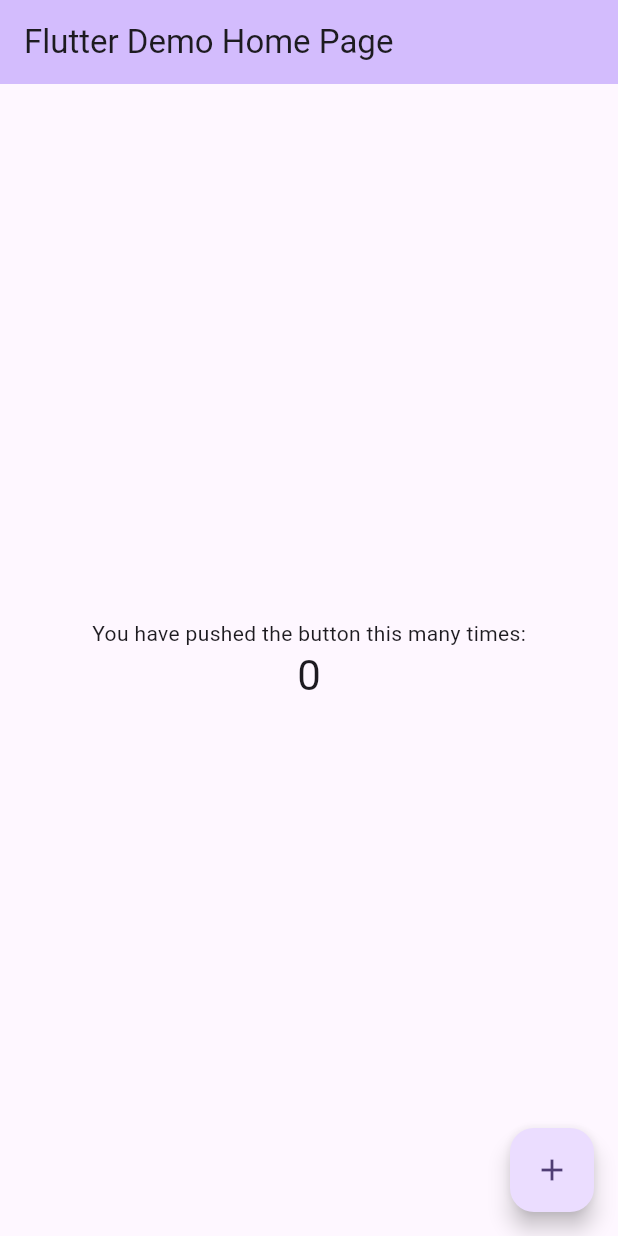
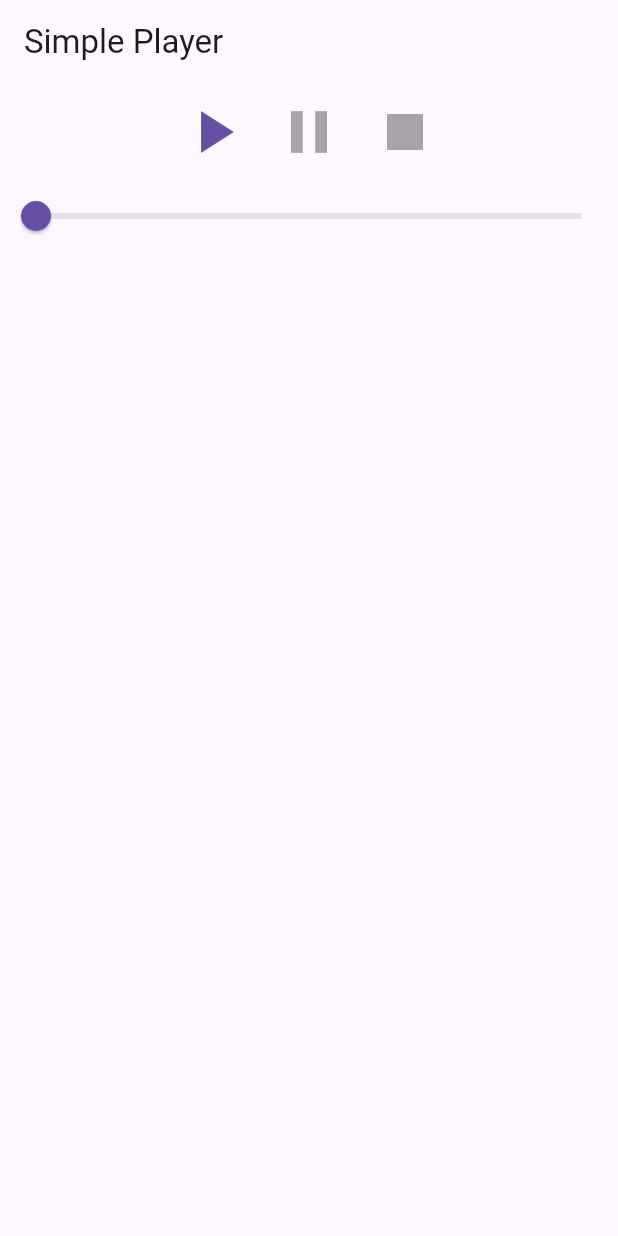
Before and after one commit to ahmedtaju/xylophone-flutter, a Flutter app: the screen it shows after launch, on a phone screen of 412 x 824 dp. Run offline on Flutter 3.47's test engine with Material 3 defaults, Android fonts, the light colour scheme and no system bars; our stand-ins replace audioplayers.

Commit message:
update main.dart

```diff
--- a/lib/main.dart
+++ b/lib/main.dart
@@ -1,125 +1,232 @@
+import 'dart:async';
+
+import 'package:audioplayers/audioplayers.dart';
 import 'package:flutter/material.dart';
 
 void main() {
-  runApp(const MyApp());
+  runApp(const MaterialApp(home: _SimpleExampleApp()));
 }
 
-class MyApp extends StatelessWidget {
-  const MyApp({super.key});
+class _SimpleExampleApp extends StatefulWidget {
+  const _SimpleExampleApp();
 
-  // This widget is the root of your application.
+  @override
+  _SimpleExampleAppState createState() => _SimpleExampleAppState();
+}
+
+class _SimpleExampleAppState extends State<_SimpleExampleApp> {
+  late AudioPlayer player = AudioPlayer();
+
+  @override
+  void initState() {
+    super.initState();
+
+    // Create the audio player.
+    player = AudioPlayer();
+
+    // Set the release mode to keep the source after playback has completed.
+    player.setReleaseMode(ReleaseMode.stop);
+
+    // Start the player as soon as the app is displayed.
+    WidgetsBinding.instance.addPostFrameCallback((_) async {
+      await player.setSource(AssetSource('note1.wav'));
+      await player.resume();
+    });
+  }
+
+  @override
+  void dispose() {
+    // Release all sources and dispose the player.
+    player.dispose();
+
+    super.dispose();
+  }
+
   @override
   Widget build(BuildContext context) {
-    return MaterialApp(
-      title: 'Flutter Demo',
-      theme: ThemeData(
-        // This is the theme of your application.
-        //
-        // TRY THIS: Try running your application with "flutter run". You'll see
-        // the application has a purple toolbar. Then, without quitting the app,
-        // try changing the seedColor in the colorScheme below to Colors.green
-        // and then invoke "hot reload" (save your changes or press the "hot
-        // reload" button in a Flutter-supported IDE, or press "r" if you used
-        // the command line to start the app).
-        //
-        // Notice that the counter didn't reset back to zero; the application
-        // state is not lost during the reload. To reset the state, use hot
-        // restart instead.
-        //
-        // This works for code too, not just values: Most code changes can be
-        // tested with just a hot reload.
-        colorScheme: ColorScheme.fromSeed(seedColor: Colors.deepPurple),
-        useMaterial3: true,
+    return Scaffold(
+      appBar: AppBar(
+        title: const Text('Simple Player'),
       ),
-      home: const MyHomePage(title: 'Flutter Demo Home Page'),
+      body: PlayerWidget(player: player),
     );
   }
 }
 
-class MyHomePage extends StatefulWidget {
-  const MyHomePage({super.key, required this.title});
+// The PlayerWidget is a copy of "/lib/components/player_widget.dart".
+//#region PlayerWidget
 
-  // This widget is the home page of your application. It is stateful, meaning
-  // that it has a State object (defined below) that contains fields that affect
-  // how it looks.
+class PlayerWidget extends StatefulWidget {
+  final AudioPlayer player;
 
-  // This class is the configuration for the state. It holds the values (in this
-  // case the title) provided by the parent (in this case the App widget) and
-  // used by the build method of the State. Fields in a Widget subclass are
-  // always marked "final".
-
-  final String title;
+  const PlayerWidget({
+    required this.player,
+    super.key,
+  });
 
   @override
-  State<MyHomePage> createState() => _MyHomePageState();
+  State<StatefulWidget> createState() {
+    return _PlayerWidgetState();
+  }
 }
 
-class _MyHomePageState extends State<MyHomePage> {
-  int _counter = 0;
+class _PlayerWidgetState extends State<PlayerWidget> {
+  PlayerState? _playerState;
+  Duration? _duration;
+  Duration? _position;
 
-  void _incrementCounter() {
-    setState(() {
-      // This call to setState tells the Flutter framework that something has
-      // changed in this State, which causes it to rerun the build method below
-      // so that the display can reflect the updated values. If we changed
-      // _counter without calling setState(), then the build method would not be
-      // called again, and so nothing would appear to happen.
-      _counter++;
-    });
+  StreamSubscription? _durationSubscription;
+  StreamSubscription? _positionSubscription;
+  StreamSubscription? _playerCompleteSubscription;
+  StreamSubscription? _playerStateChangeSubscription;
+
+  bool get _isPlaying => _playerState == PlayerState.playing;
+
+  bool get _isPaused => _playerState == PlayerState.paused;
+
+  String get _durationText => _duration?.toString().split('.').first ?? '';
+
+  String get _positionText => _position?.toString().split('.').first ?? '';
+
+  AudioPlayer get player => widget.player;
+
+  @override
+  void initState() {
+    super.initState();
+    // Use initial values from player
+    _playerState = player.state;
+    player.getDuration().then(
+          (value) => setState(() {
+            _duration = value;
+          }),
+        );
+    player.getCurrentPosition().then(
+          (value) => setState(() {
+            _position = value;
+          }),
+        );
+    _initStreams();
+  }
+
+  @override
+  void setState(VoidCallback fn) {
+    // Subscriptions only can be closed asynchronously,
+    // therefore events can occur after widget has been disposed.
+    if (mounted) {
+      super.setState(fn);
+    }
+  }
+
+  @override
+  void dispose() {
+    _durationSubscription?.cancel();
+    _positionSubscription?.cancel();
+    _playerCompleteSubscription?.cancel();
+    _playerStateChangeSubscription?.cancel();
+    super.dispose();
   }
 
   @override
   Widget build(BuildContext context) {
-    // This method is rerun every time setState is called, for instance as done
-    // by the _incrementCounter method above.
-    //
-    // The Flutter framework has been optimized to make rerunning build methods
-    // fast, so that you can just rebuild anything that needs updating rather
-    // than having to individually change instances of widgets.
-    return Scaffold(
-      appBar: AppBar(
-        // TRY THIS: Try changing the color here to a specific color (to
-        // Colors.amber, perhaps?) and trigger a hot reload to see the AppBar
-        // change color while the other colors stay the same.
-        backgroundColor: Theme.of(context).colorScheme.inversePrimary,
-        // Here we take the value from the MyHomePage object that was created by
-        // the App.build method, and use it to set our appbar title.
-        title: Text(widget.title),
-      ),
-      body: Center(
-        // Center is a layout widget. It takes a single child and positions it
-        // in the middle of the parent.
-        child: Column(
-          // Column is also a layout widget. It takes a list of children and
-          // arranges them vertically. By default, it sizes itself to fit its
-          // children horizontally, and tries to be as tall as its parent.
-          //
-          // Column has various properties to control how it sizes itself and
-          // how it positions its children. Here we use mainAxisAlignment to
-          // center the children vertically; the main axis here is the vertical
-          // axis because Columns are vertical (the cross axis would be
-          // horizontal).
-          //
-          // TRY THIS: Invoke "debug painting" (choose the "Toggle Debug Paint"
-          // action in the IDE, or press "p" in the console), to see the
-          // wireframe for each widget.
-          mainAxisAlignment: MainAxisAlignment.center,
-          children: <Widget>[
-            const Text(
-              'You have pushed the button this many times:',
+    final color = Theme.of(context).primaryColor;
+    return Column(
+      mainAxisSize: MainAxisSize.min,
+      children: <Widget>[
+        Row(
+          mainAxisSize: MainAxisSize.min,
+          children: [
+            IconButton(
+              key: const Key('play_button'),
+              onPressed: _isPlaying ? null : _play,
+              iconSize: 48.0,
+              icon: const Icon(Icons.play_arrow),
+              color: color,
             ),
-            Text(
-              '$_counter',
-              style: Theme.of(context).textTheme.headlineMedium,
+            IconButton(
+              key: const Key('pause_button'),
+              onPressed: _isPlaying ? _pause : null,
+              iconSize: 48.0,
+              icon: const Icon(Icons.pause),
+              color: color,
+            ),
+            IconButton(
+              key: const Key('stop_button'),
+              onPressed: _isPlaying || _isPaused ? _stop : null,
+              iconSize: 48.0,
+              icon: const Icon(Icons.stop),
+              color: color,
             ),
           ],
         ),
-      ),
-      floatingActionButton: FloatingActionButton(
-        onPressed: _incrementCounter,
-        tooltip: 'Increment',
-        child: const Icon(Icons.add),
-      ), // This trailing comma makes auto-formatting nicer for build methods.
+        Slider(
+          onChanged: (value) {
+            final duration = _duration;
+            if (duration == null) {
+              return;
+            }
+            final position = value * duration.inMilliseconds;
+            player.seek(Duration(milliseconds: position.round()));
+          },
+          value: (_position != null &&
+                  _duration != null &&
+                  _position!.inMilliseconds > 0 &&
+                  _position!.inMilliseconds < _duration!.inMilliseconds)
+              ? _position!.inMilliseconds / _duration!.inMilliseconds
+              : 0.0,
+        ),
+        Text(
+          _position != null
+              ? '$_positionText / $_durationText'
+              : _duration != null
+                  ? _durationText
+                  : '',
+          style: const TextStyle(fontSize: 16.0),
+        ),
+      ],
     );
   }
+
+  void _initStreams() {
+    _durationSubscription = player.onDurationChanged.listen((duration) {
+      setState(() => _duration = duration);
+    });
+
+    _positionSubscription = player.onPositionChanged.listen(
+      (p) => setState(() => _position = p),
+    );
+
+    _playerCompleteSubscription = player.onPlayerComplete.listen((event) {
+      setState(() {
+        _playerState = PlayerState.stopped;
+        _position = Duration.zero;
+      });
+    });
+
+    _playerStateChangeSubscription =
+        player.onPlayerStateChanged.listen((state) {
+      setState(() {
+        _playerState = state;
+      });
+    });
+  }
+
+  Future<void> _play() async {
+    await player.resume();
+    setState(() => _playerState = PlayerState.playing);
+  }
+
+  Future<void> _pause() async {
+    await player.pause();
+    setState(() => _playerState = PlayerState.paused);
+  }
+
+  Future<void> _stop() async {
+    await player.stop();
+    setState(() {
+      _playerState = PlayerState.stopped;
+      _position = Duration.zero;
+    });
+  }
 }
+
+//#endregion
```
